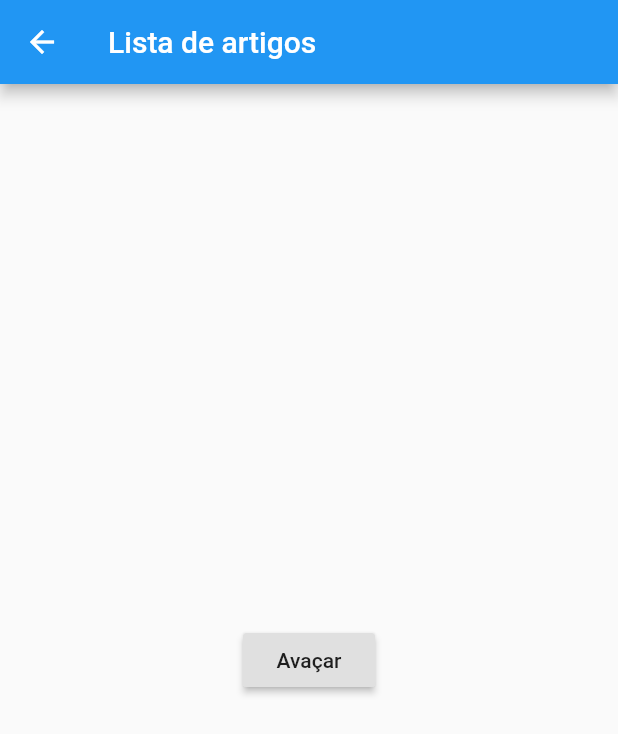
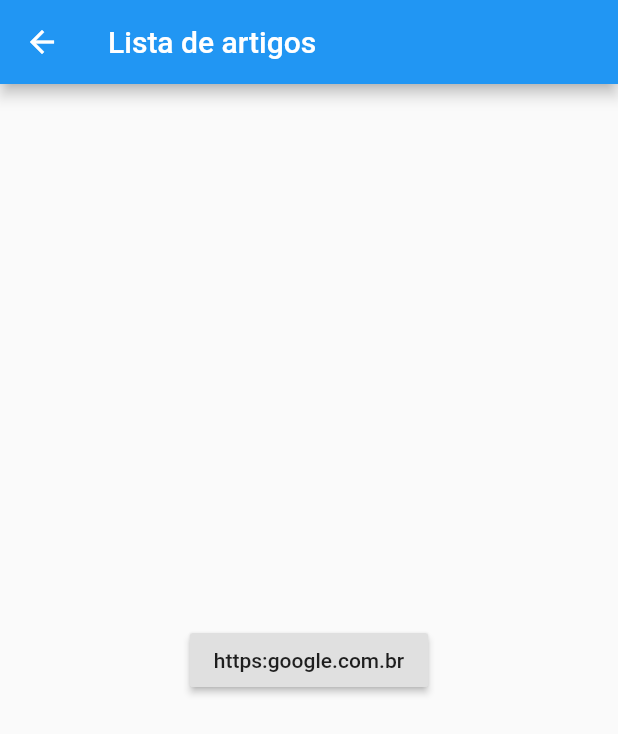
Before and after one commit to carlosmarian/SchoolOfNet_FLUTTER, a Flutter app: the screen it shows after launch, after a tap on "Avançar", on a phone screen of 412 x 824 dp. Shown: the top 734 px of the screen. Run offline on Flutter 3.47's test engine with Material 2 defaults, Android fonts, the phone set to English and light mode, and no system bars.

Commit message:
Using parameters

```diff
--- a/curso_flutter_avancando/lib/main.dart
+++ b/curso_flutter_avancando/lib/main.dart
@@ -1,7 +1,6 @@
 import 'package:flutter/material.dart';
 import './pages/home_page.dart';
 import './pages/articles_page.dart';
-import './pages/page3_page.dart';
 
 void main() => runApp(MyApp());
 
@@ -21,7 +20,7 @@ class MyApp extends StatelessWidget {
       routes: {
         '/' : (context) => HomePage(),
         '/article' : (context) => ArticlePage(),
-        '/page3' : (context) => Page3Page(),
+        //'/page3' : (context) => Page3Page(),
       },
     );
   }
--- a/curso_flutter_avancando/lib/pages/articles_page.dart
+++ b/curso_flutter_avancando/lib/pages/articles_page.dart
@@ -1,11 +1,20 @@
 import 'package:flutter/material.dart';
 
 class ArticlePage extends StatefulWidget {
+  final String feed;
+
+
+  ArticlePage({Key key, this.feed}) : super(key: key);
+
   @override
-  _ArticlePageState createState() => _ArticlePageState();
+  _ArticlePageState createState() => _ArticlePageState(this.feed);
 }
 
 class _ArticlePageState extends State<ArticlePage> {
+  final String feed;
+
+  _ArticlePageState(this.feed);
+
   @override
   Widget build(BuildContext context) {
     return Scaffold(
@@ -17,11 +26,13 @@ class _ArticlePageState extends State<ArticlePage> {
           onPressed: (){
             print('Avança novamente');
             //Navega para a rota nomeada
+            /*
             Navigator.pushNamed(
               context,
               '/page3');
+              */
           },
-          child: Text('Avaçar')
+          child: Text(this.feed)
         )
       ),
     );
--- a/curso_flutter_avancando/lib/pages/home_page.dart
+++ b/curso_flutter_avancando/lib/pages/home_page.dart
@@ -1,6 +1,9 @@
+import 'package:curso_flutter_avancando/pages/articles_page.dart';
 import 'package:flutter/material.dart';
+import './articles_page.dart';
 
 class HomePage extends StatefulWidget {
+
   @override
   _HomePageState createState() => _HomePageState();
 }
@@ -19,10 +22,16 @@ class _HomePageState extends State<HomePage> {
           child: Text('Avançar'),
           onPressed: (){
             print('Vai a segunda página');
+            Navigator.push(
+              context,
+              MaterialPageRoute(
+                builder: (context)=>ArticlePage(feed: 'https:google.com.br')
+              ));
             //Navega para o rota nomeada.
+            /*
             Navigator.pushNamed(context,
               '/article'
-            );
+            );*/
           },
         )
       ),
```
Also changed, not shown: curso_flutter_avancando/lib/pages/page3_page.dart (deleted, +0 -43 lines).
